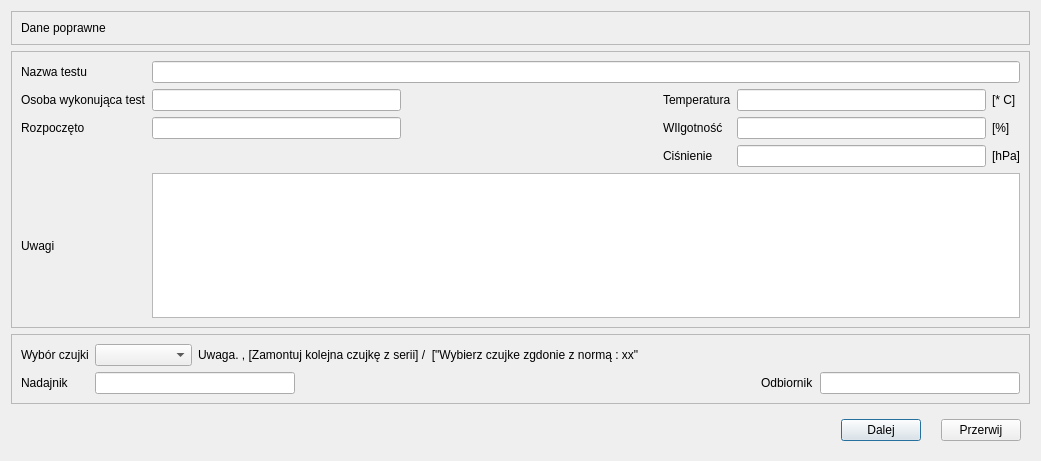
The window that CzujkiLinioweApp/test1parametrytestu.ui (wiacekmarcin/CzujkiLiniowe) describes before a commit, drawn with Qt 5.
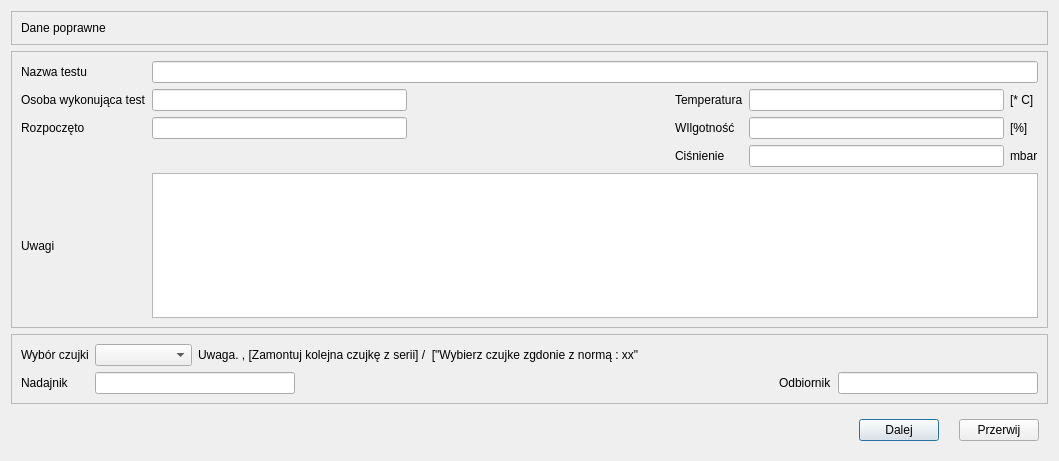
The same window after the commit. Icons and pictures are not drawn.

Patch:
```diff
--- a/CzujkiLinioweApp/test1parametrytestu.ui
+++ b/CzujkiLinioweApp/test1parametrytestu.ui
@@ -6,7 +6,7 @@
    <rect>
     <x>0</x>
     <y>0</y>
-    <width>1041</width>
+    <width>1059</width>
     <height>461</height>
    </rect>
   </property>
@@ -62,7 +62,7 @@
       <item row="3" column="5">
        <widget class="QLabel" name="label_8">
         <property name="text">
-         <string>[hPa]</string>
+         <string>mbar</string>
         </property>
        </widget>
       </item>
```
